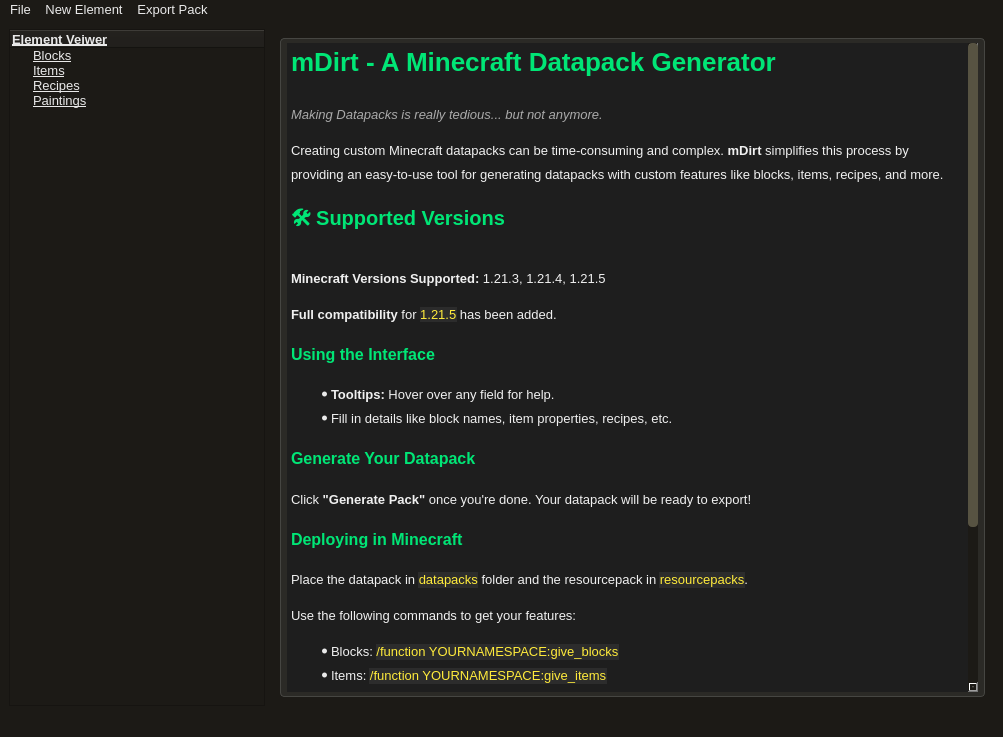
Old version of the form lib/ui.ui in the repository Faith-and-Code-Technologies/mDirt.
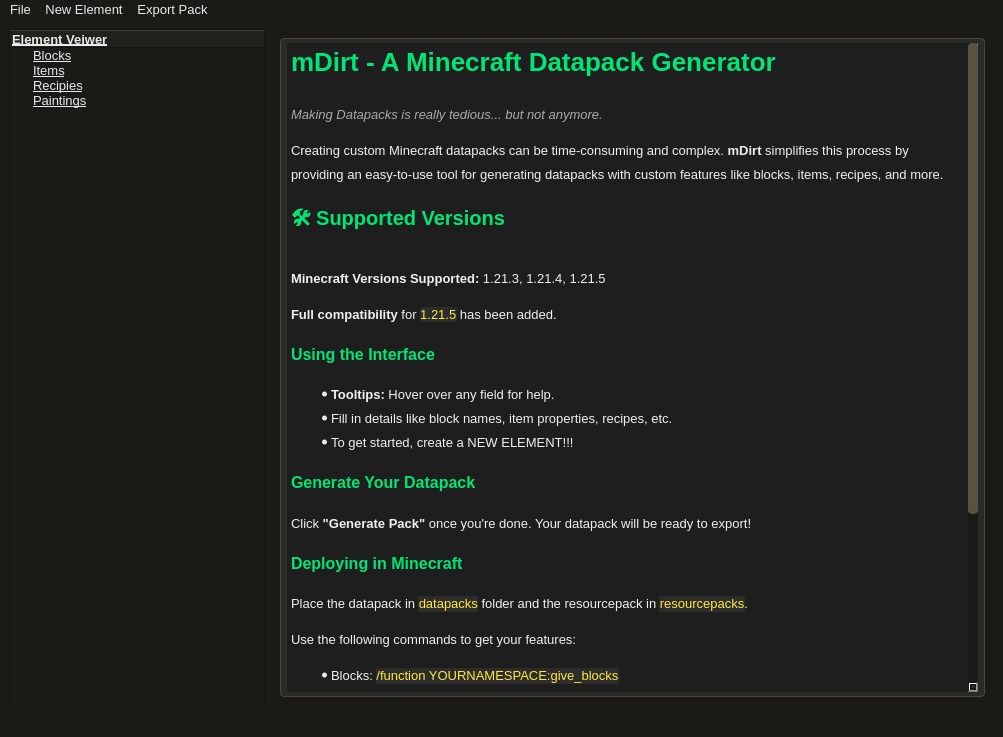
New version of the form.

Commit message: Updated Welcome Screen

The edit to the form file:
```diff
--- a/lib/ui.ui
+++ b/lib/ui.ui
@@ -141,7 +141,8 @@
 &lt;h3 style=&quot; margin-top:14px; margin-bottom:12px; margin-left:0px; margin-right:0px; -qt-block-indent:0; text-indent:0px; line-height:160%;&quot;&gt;&lt;span style=&quot; font-family:'Segoe UI','sans-serif'; font-size:large; font-weight:700; color:#00e676;&quot;&gt;Using the Interface&lt;/span&gt;&lt;span style=&quot; font-family:'Segoe UI','sans-serif'; font-size:large; font-weight:700; color:#f0f0f0;&quot;&gt; &lt;/span&gt;&lt;/h3&gt;
 &lt;ul style=&quot;margin-top: 0px; margin-bottom: 0px; margin-left: 0px; margin-right: 0px; -qt-list-indent: 1;&quot;&gt;
 &lt;li style=&quot; font-family:'Segoe UI','sans-serif'; color:#f0f0f0;&quot; style=&quot; margin-top:12px; margin-bottom:0px; margin-left:0px; margin-right:0px; -qt-block-indent:0; text-indent:0px; line-height:160%;&quot;&gt;&lt;span style=&quot; font-weight:700;&quot;&gt;Tooltips:&lt;/span&gt; Hover over any field for help. &lt;/li&gt;
-&lt;li style=&quot; font-family:'Segoe UI','sans-serif'; color:#f0f0f0;&quot; style=&quot; margin-top:0px; margin-bottom:12px; margin-left:0px; margin-right:0px; -qt-block-indent:0; text-indent:0px; line-height:160%;&quot;&gt;Fill in details like block names, item properties, recipes, etc. &lt;/li&gt;&lt;/ul&gt;
+&lt;li style=&quot; font-family:'Segoe UI','sans-serif'; color:#f0f0f0;&quot; style=&quot; margin-top:0px; margin-bottom:0px; margin-left:0px; margin-right:0px; -qt-block-indent:0; text-indent:0px; line-height:160%;&quot;&gt;Fill in details like block names, item properties, recipes, etc. &lt;/li&gt;
+&lt;li style=&quot; font-family:'Segoe UI','sans-serif'; color:#f0f0f0;&quot; style=&quot; margin-top:0px; margin-bottom:12px; margin-left:0px; margin-right:0px; -qt-block-indent:0; text-indent:0px; line-height:160%;&quot;&gt;To get started, create a NEW ELEMENT!!!&lt;/li&gt;&lt;/ul&gt;
 &lt;h3 style=&quot; margin-top:14px; margin-bottom:12px; margin-left:0px; margin-right:0px; -qt-block-indent:0; text-indent:0px; line-height:160%;&quot;&gt;&lt;span style=&quot; font-family:'Segoe UI','sans-serif'; font-size:large; font-weight:700; color:#00e676;&quot;&gt;Generate Your Datapack&lt;/span&gt;&lt;span style=&quot; font-family:'Segoe UI','sans-serif'; font-size:large; font-weight:700; color:#f0f0f0;&quot;&gt; &lt;/span&gt;&lt;/h3&gt;
 &lt;p style=&quot; margin-top:12px; margin-bottom:12px; margin-left:0px; margin-right:0px; -qt-block-indent:0; text-indent:0px; line-height:160%;&quot;&gt;&lt;span style=&quot; font-family:'Segoe UI','sans-serif'; color:#f0f0f0;&quot;&gt;Click &lt;/span&gt;&lt;span style=&quot; font-family:'Segoe UI','sans-serif'; font-weight:700; color:#f0f0f0;&quot;&gt;&amp;quot;Generate Pack&amp;quot;&lt;/span&gt;&lt;span style=&quot; font-family:'Segoe UI','sans-serif'; color:#f0f0f0;&quot;&gt; once you're done. Your datapack will be ready to export! &lt;/span&gt;&lt;/p&gt;
 &lt;h3 style=&quot; margin-top:14px; margin-bottom:12px; margin-left:0px; margin-right:0px; -qt-block-indent:0; text-indent:0px; line-height:160%;&quot;&gt;&lt;span style=&quot; font-family:'Segoe UI','sans-serif'; font-size:large; font-weight:700; color:#00e676;&quot;&gt;Deploying in Minecraft&lt;/span&gt;&lt;span style=&quot; font-family:'Segoe UI','sans-serif'; font-size:large; font-weight:700; color:#f0f0f0;&quot;&gt; &lt;/span&gt;&lt;/h3&gt;
@@ -216,11 +217,6 @@
 &lt;li style=&quot; font-family:'Segoe UI','sans-serif'; color:#f0f0f0;&quot; style=&quot; margin-top:12px; margin-bottom:0px; margin-left:0px; margin-right:0px; -qt-block-indent:0; text-indent:0px; line-height:160%;&quot;&gt;&lt;span style=&quot; font-weight:700;&quot;&gt;Namespaces:&lt;/span&gt; Avoid clashes with other datapacks. &lt;/li&gt;
 &lt;li style=&quot; font-family:'Segoe UI','sans-serif'; color:#f0f0f0;&quot; style=&quot; margin-top:0px; margin-bottom:0px; margin-left:0px; margin-right:0px; -qt-block-indent:0; text-indent:0px; line-height:160%;&quot;&gt;&lt;span style=&quot; font-weight:700;&quot;&gt;Testing:&lt;/span&gt; Try it in a separate world first. &lt;/li&gt;
 &lt;li style=&quot; font-family:'Segoe UI','sans-serif'; color:#f0f0f0;&quot; style=&quot; margin-top:0px; margin-bottom:12px; margin-left:0px; margin-right:0px; -qt-block-indent:0; text-indent:0px; line-height:160%;&quot;&gt;&lt;span style=&quot; font-weight:700;&quot;&gt;Backups:&lt;/span&gt; Always back up before applying new packs. &lt;/li&gt;&lt;/ul&gt;
-&lt;h2 style=&quot; margin-top:0px; margin-bottom:12px; margin-left:0px; margin-right:0px; -qt-block-indent:0; text-indent:0px; line-height:160%;&quot;&gt;&lt;span style=&quot; font-family:'Segoe UI','sans-serif'; font-size:x-large; font-weight:700; color:#00e676;&quot;&gt;🛠 In Progress&lt;/span&gt;&lt;span style=&quot; font-family:'Segoe UI','sans-serif'; font-size:x-large; font-weight:700; color:#f0f0f0;&quot;&gt; &lt;/span&gt;&lt;/h2&gt;
-&lt;ul style=&quot;margin-top: 0px; margin-bottom: 0px; margin-left: 0px; margin-right: 0px; -qt-list-indent: 1;&quot;&gt;
-&lt;li style=&quot; font-family:'Segoe UI','sans-serif'; color:#f0f0f0;&quot; style=&quot; margin-top:12px; margin-bottom:0px; margin-left:0px; margin-right:0px; -qt-block-indent:0; text-indent:0px; line-height:160%;&quot;&gt;Internal system rewrite for future improvements &lt;/li&gt;
-&lt;li style=&quot; font-family:'Segoe UI','sans-serif'; color:#f0f0f0;&quot; style=&quot; margin-top:0px; margin-bottom:0px; margin-left:0px; margin-right:0px; -qt-block-indent:0; text-indent:0px; line-height:160%;&quot;&gt;Auto-Updater and Installer &lt;/li&gt;
-&lt;li style=&quot; font-family:'Segoe UI','sans-serif'; color:#f0f0f0;&quot; style=&quot; margin-top:0px; margin-bottom:12px; margin-left:0px; margin-right:0px; -qt-block-indent:0; text-indent:0px; line-height:160%;&quot;&gt;UI Redesign for a prettier and more productive experience &lt;/li&gt;&lt;/ul&gt;
 &lt;h2 style=&quot; margin-top:0px; margin-bottom:12px; margin-left:0px; margin-right:0px; -qt-block-indent:0; text-indent:0px; line-height:160%;&quot;&gt;&lt;span style=&quot; font-family:'Segoe UI','sans-serif'; font-size:x-large; font-weight:700; color:#00e676;&quot;&gt;🙌 Credits&lt;/span&gt;&lt;span style=&quot; font-family:'Segoe UI','sans-serif'; font-size:x-large; font-weight:700; color:#f0f0f0;&quot;&gt; &lt;/span&gt;&lt;/h2&gt;
 &lt;p style=&quot; margin-top:12px; margin-bottom:12px; margin-left:0px; margin-right:0px; -qt-block-indent:0; text-indent:0px; line-height:160%;&quot;&gt;&lt;span style=&quot; font-family:'Segoe UI','sans-serif'; color:#f0f0f0;&quot;&gt;Created by &lt;/span&gt;&lt;a href=&quot;https://github.com/TheJupiterDev&quot;&gt;&lt;span style=&quot; font-family:'Segoe UI','sans-serif'; text-decoration: underline; color:#4fc3f7;&quot;&gt;@TheJupiterDev&lt;/span&gt;&lt;/a&gt;&lt;span style=&quot; font-family:'Segoe UI','sans-serif'; color:#f0f0f0;&quot;&gt; and &lt;/span&gt;&lt;a href=&quot;https://github.com/JustJoshinDev&quot;&gt;&lt;span style=&quot; font-family:'Segoe UI','sans-serif'; text-decoration: underline; color:#4fc3f7;&quot;&gt;@JustJoshinDev&lt;/span&gt;&lt;/a&gt;&lt;span style=&quot; font-family:'Segoe UI','sans-serif'; color:#f0f0f0;&quot;&gt; &lt;/span&gt;&lt;/p&gt;
 &lt;p style=&quot; margin-top:12px; margin-bottom:12px; margin-left:0px; margin-right:0px; -qt-block-indent:0; text-indent:0px; line-height:160%;&quot;&gt;&lt;span style=&quot; font-family:'Segoe UI','sans-serif'; color:#f0f0f0;&quot;&gt;Special thanks to Admin for the custom block generation method. &lt;/span&gt;&lt;/p&gt;
@@ -1571,7 +1567,7 @@
       </item>
       <item>
        <property name="text">
-        <string>Recipes</string>
+        <string>Recipies</string>
        </property>
        <property name="font">
         <font>
```
Left out of the diff: 8 changed lines with no effect on the pictures.
